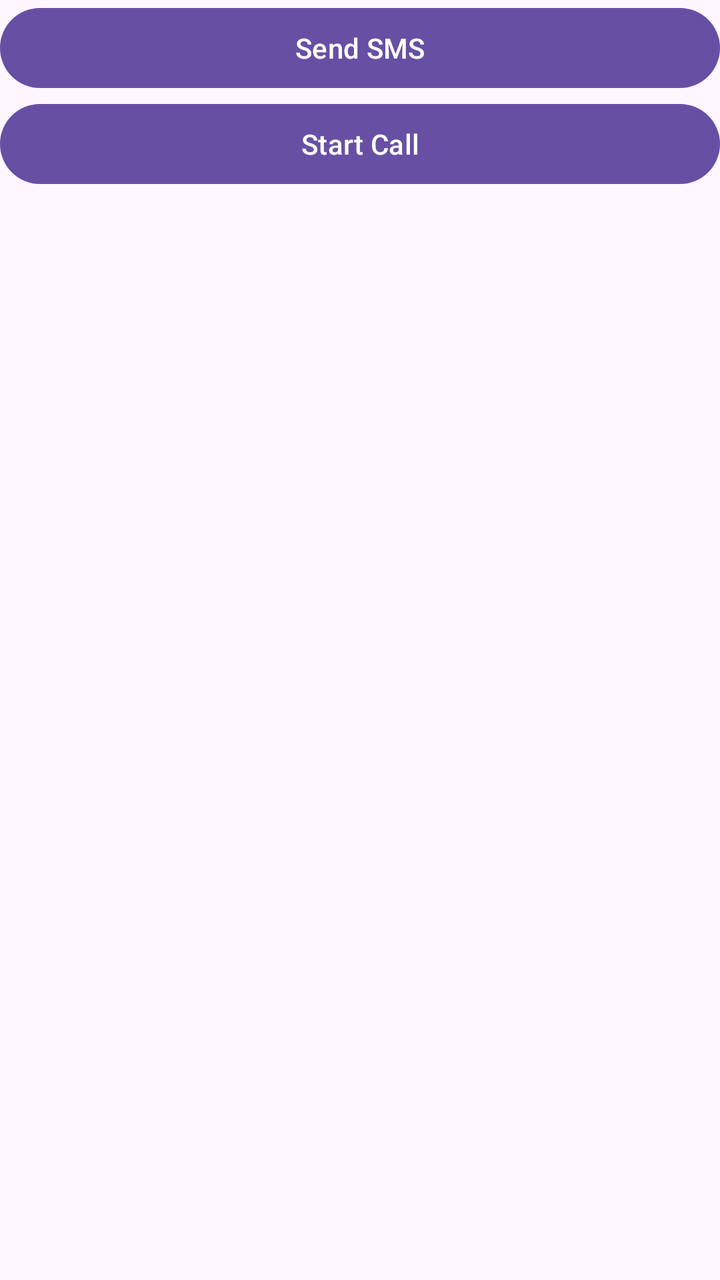
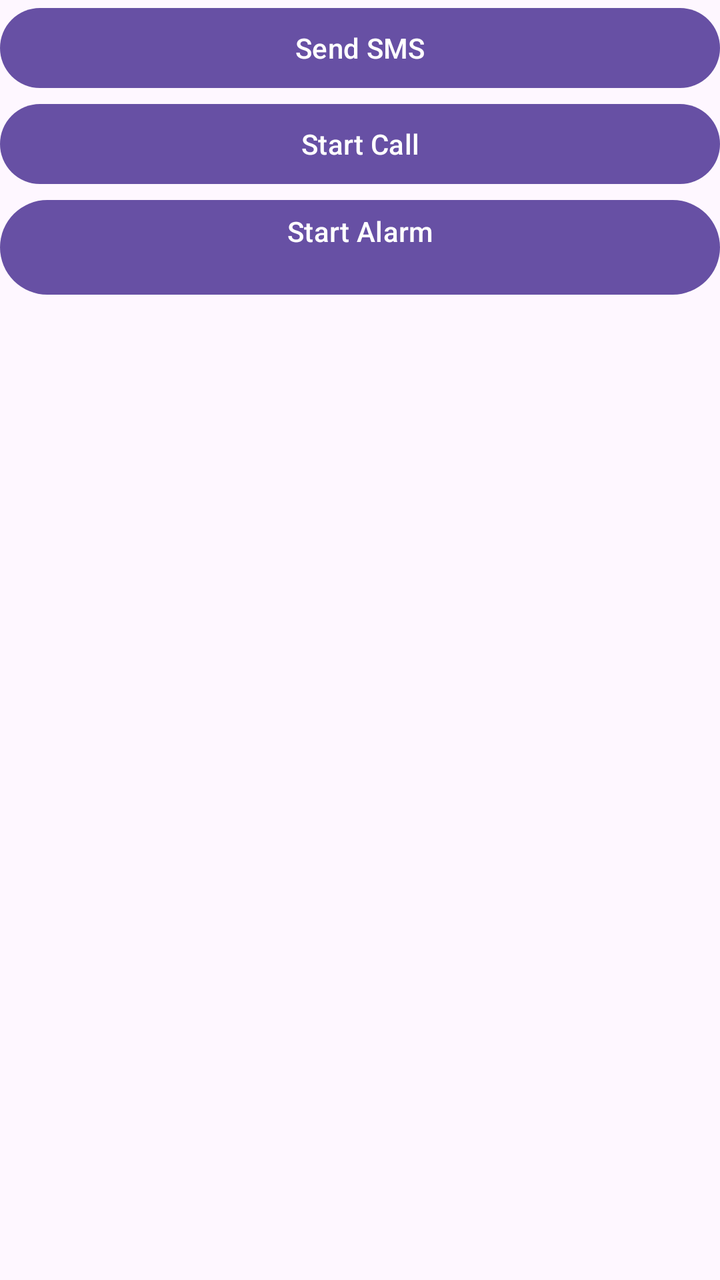

Screens rendered from an Android XML layout before and after an edit, with the pre-edit source and the edit as a unified diff.
<!-- AndroidManifest.xml: application theme Theme.IntentTest -->
<!-- res/layout/activity_main.xml -->
<?xml version="1.0" encoding="utf-8"?>
<androidx.constraintlayout.widget.ConstraintLayout xmlns:android="http://schemas.android.com/apk/res/android"
    xmlns:app="http://schemas.android.com/apk/res-auto"
    xmlns:tools="http://schemas.android.com/tools"
    android:id="@+id/main"
    android:layout_width="match_parent"
    android:layout_height="match_parent"
    tools:context=".MainActivity">

    <LinearLayout
        android:layout_width="match_parent"
        android:layout_height="match_parent"
        android:orientation="vertical"
        app:layout_constraintBottom_toBottomOf="parent"
        app:layout_constraintEnd_toEndOf="parent"
        app:layout_constraintStart_toStartOf="parent"
        app:layout_constraintTop_toTopOf="parent">

        <Button
            android:id="@+id/btnSendSMS"
            android:layout_width="match_parent"
            android:layout_height="wrap_content"
            android:text="@string/btn_send_sms_text" />
        <Button
            android:id="@+id/btnStartCall"
            android:layout_width="match_parent"
            android:layout_height="wrap_content"
            android:text="@string/btin_start_call_text" />
    </LinearLayout>
</androidx.constraintlayout.widget.ConstraintLayout>
<!-- resources referenced by this layout -->
<resources>
  <string name="btin_start_call_text">Start Call</string>
  <string name="btn_send_sms_text">Send SMS</string>
  <style name="Theme.IntentTest" parent="Base.Theme.IntentTest" />
  <style name="Base.Theme.IntentTest" parent="Theme.Material3.DayNight.NoActionBar">
          
          
      </style>
</resources>

<!-- the commit's change to res/layout/activity_main.xml (unified diff, before → after) -->
@@ -25,6 +25,12 @@
             android:id="@+id/btnStartCall"
             android:layout_width="match_parent"
             android:layout_height="wrap_content"
-            android:text="@string/btin_start_call_text" />
+            android:text="@string/btn_start_call_text" />
+        <Button
+            android:id="@+id/btnStartAlarm"
+            android:layout_width="match_parent"
+            android:layout_height="wrap_content"
+            android:text="@string/btn_start_alarm" />
+
     </LinearLayout>
 </androidx.constraintlayout.widget.ConstraintLayout>
<!-- resource entries referenced after the edit -->
@@ -1,7 +1,8 @@
 <!-- resources referenced by this layout -->
 <resources>
-  <string name="btin_start_call_text">Start Call</string>
   <string name="btn_send_sms_text">Send SMS</string>
+  <string name="btn_start_alarm">Start Alarm\n</string>
+  <string name="btn_start_call_text">Start Call</string>
   <style name="Theme.IntentTest" parent="Base.Theme.IntentTest" />
   <style name="Base.Theme.IntentTest" parent="Theme.Material3.DayNight.NoActionBar">
           
